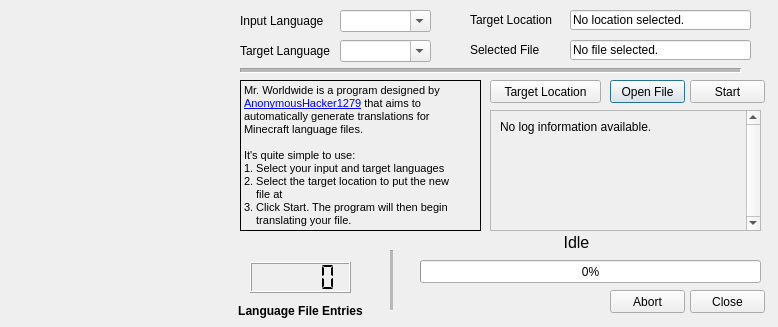
This is MrWorldwide.ui in AnonymousHacker1279/MrWorldwide as Qt 5 draws it before an edit. The edited form follows.
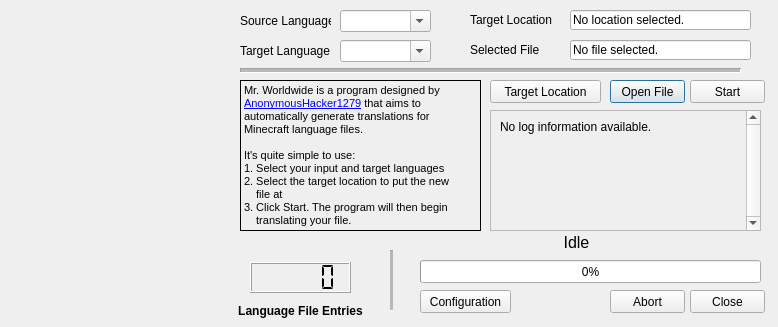
This is the edited form. Icons and pictures are not drawn.

Commit message:
Configuration page
Allow default configurations for source and target languages, as well as API mirrors to be set

```diff
--- a/MrWorldwide.ui
+++ b/MrWorldwide.ui
@@ -118,7 +118,7 @@
     </rect>
    </property>
    <property name="text">
-    <string>Input Language</string>
+    <string>Source Language</string>
    </property>
   </widget>
   <widget class="QLabel" name="targetLangSelectLabel">
@@ -476,6 +476,19 @@
     <string>Target Location</string>
    </property>
   </widget>
+  <widget class="QPushButton" name="configButton">
+   <property name="geometry">
+    <rect>
+     <x>420</x>
+     <y>290</y>
+     <width>91</width>
+     <height>23</height>
+    </rect>
+   </property>
+   <property name="text">
+    <string>Configuration</string>
+   </property>
+  </widget>
  </widget>
  <resources>
   <include location="MrWorldwide.qrc"/>
```
Left out of the diff: 4 changed lines with no effect on the pictures. The commit also changes 9 other files.
